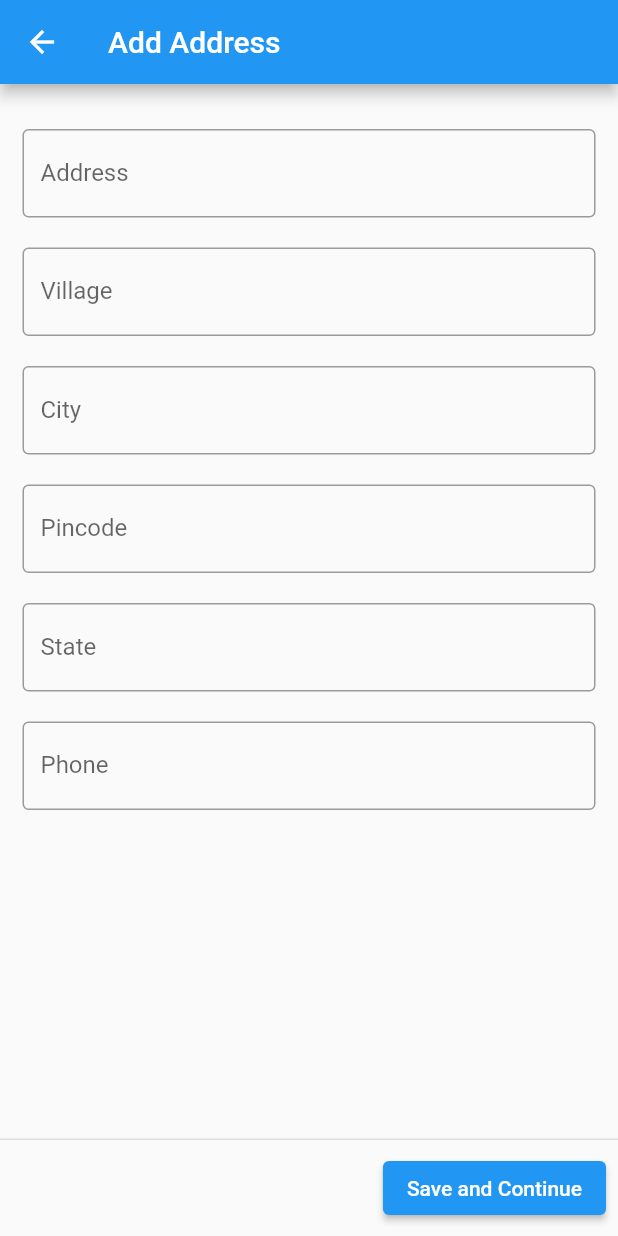
After one commit to lohitagarwalla/shop_app_using_flutter, a Flutter app: the AddAddress screen opened directly, on a phone screen of 412 x 824 dp. The commit adds this screen. Run offline on Flutter 3.47's test engine with Material 2 defaults, Android fonts, the phone set to English and light mode, and no system bars; drawn by our look-alikes of loading_overlay; network calls fail.

Commit message:
Address page added
Signed-off-by: Lohit Agarwalla <lohitagarwalla@gmail.com>

```diff
--- a/lib/components/productCard.dart
+++ b/lib/components/productCard.dart
@@ -20,7 +20,8 @@ class ProductCard extends StatelessWidget {
           Navigator.push(
               context,
               MaterialPageRoute(
-                builder: (context) => ItemDetails(product: product),
+                builder: (context) =>
+                    ItemDetails(product: product, title: 'Product Details'),
               ));
         },
         child: Card(
--- /dev/null
+++ b/lib/screens/address_page.dart
@@ -0,0 +1,137 @@
+import 'package:flutter/material.dart';
+import 'package:ghs_app/utility-folder/utility.dart';
+import 'package:loading_overlay/loading_overlay.dart';
+
+const vertical_pading = 10.0;
+const horizontal_pading = 15.0;
+
+class AddAddress extends StatefulWidget {
+  AddAddress({Key? key, required this.title}) : super(key: key);
+
+  String title;
+
+  @override
+  _AddAddressState createState() => _AddAddressState();
+}
+
+class _AddAddressState extends State<AddAddress> {
+  bool isLoading = false;
+
+  @override
+  Widget build(BuildContext context) {
+    return Scaffold(
+      appBar: AppBar(
+        title: Text(widget.title),
+      ),
+      body: SingleChildScrollView(
+        child: Column(
+          children: [
+            Column(
+              children: [
+                LoadingOverlay(
+                  isLoading: isLoading,
+                  child: SingleChildScrollView(
+                    child: Column(
+                      children: <Widget>[
+                        SizedBox(height: 20),
+                        Padding(
+                          padding: EdgeInsets.symmetric(
+                              horizontal: 15, vertical: vertical_pading),
+                          child: TextField(
+                            // controller: _loginEmailControl,
+                            decoration: InputDecoration(
+                                border: OutlineInputBorder(),
+                                labelText: 'Address',
+                                hintText:
+                                    'Enter Building and street name details'),
+                          ),
+                        ),
+                        Padding(
+                          padding: EdgeInsets.symmetric(
+                              horizontal: 15, vertical: vertical_pading),
+                          child: TextField(
+                            // controller: _loginEmailControl,
+                            decoration: InputDecoration(
+                                border: OutlineInputBorder(),
+                                labelText: 'Village',
+                                hintText: 'Enter Village name'),
+                          ),
+                        ),
+                        Padding(
+                          padding: EdgeInsets.symmetric(
+                              horizontal: 15, vertical: vertical_pading),
+                          child: TextField(
+                            // controller: _loginEmailControl,
+                            decoration: InputDecoration(
+                                border: OutlineInputBorder(),
+                                labelText: 'City',
+                                hintText: 'Enter City'),
+                          ),
+                        ),
+                        Padding(
+                          padding: EdgeInsets.symmetric(
+                              horizontal: 15, vertical: vertical_pading),
+                          child: TextField(
+                            // controller: _loginEmailControl,
+                            keyboardType: TextInputType.number,
+                            decoration: InputDecoration(
+                                border: OutlineInputBorder(),
+                                labelText: 'Pincode',
+                                hintText: 'Enter 6 digit pincode'),
+                          ),
+                        ),
+                        Padding(
+                          padding: EdgeInsets.symmetric(
+                              horizontal: 15, vertical: vertical_pading),
+                          child: TextField(
+                            // controller: _loginEmailControl,
+                            decoration: InputDecoration(
+                                border: OutlineInputBorder(),
+                                labelText: 'State',
+                                hintText: 'Enter State'),
+                          ),
+                        ),
+                        Padding(
+                          padding: EdgeInsets.symmetric(
+                              horizontal: 15, vertical: vertical_pading),
+                          child: TextField(
+                            // controller: _loginEmailControl,
+                            keyboardType: TextInputType.phone,
+                            decoration: InputDecoration(
+                                border: OutlineInputBorder(),
+                                labelText: 'Phone',
+                                hintText: 'Enter 10 digit mobile number'),
+                          ),
+                        ),
+                      ],
+                    ),
+                  ),
+                ),
+              ],
+            ),
+          ],
+        ),
+      ),
+      persistentFooterButtons: [
+        ElevatedButton(
+          onPressed: () async {
+            setState(() {
+              isLoading = true;
+            });
+            //TODO Implement the logic for save address and continue;
+            Navigator.pop(context);
+            Navigator.pop(context);
+            setState(() {
+              isLoading = false;
+            });
+            ShowSnackBar(
+                context,
+                Text(
+                    'Thanks for your interest ❤.   We will get back to you ✔'));
+          },
+          child: Text('Save and Continue'),
+        )
+      ],
+    );
+  }
+}
--- a/lib/screens/item_details.dart
+++ b/lib/screens/item_details.dart
@@ -1,12 +1,14 @@
 import 'package:flutter/material.dart';
 import 'package:ghs_app/classes/product.dart';
 import 'package:ghs_app/components/textItemInfo.dart';
+import 'package:ghs_app/screens/address_page.dart';
 import 'package:ghs_app/utility-folder/utility.dart';
 
 class ItemDetails extends StatefulWidget {
-  ItemDetails({required Product this.product});
+  ItemDetails({required this.product, required this.title});
 
   final Product product;
+  final String title;
 
   @override
   _ItemDetailsState createState() => _ItemDetailsState();
@@ -16,6 +18,9 @@ class _ItemDetailsState extends State<ItemDetails> {
   @override
   Widget build(BuildContext context) {
     return Scaffold(
+      appBar: AppBar(
+        title: Text(widget.title),
+      ),
       body: SingleChildScrollView(
         child: Card(
           child: Padding(
@@ -45,8 +50,15 @@ class _ItemDetailsState extends State<ItemDetails> {
                   value: widget.product.getCategory(),
                 ),
                 ElevatedButton(
-                  onPressed: () {},
-                  child: Text("Buy"),
+                  onPressed: () {
+                    Navigator.push(
+                        context,
+                        MaterialPageRoute(
+                            builder: (context) => AddAddress(
+                                  title: 'Add Address',
+                                )));
+                  },
+                  child: Text("Proceed"),
                 ),
               ],
             ),
```
